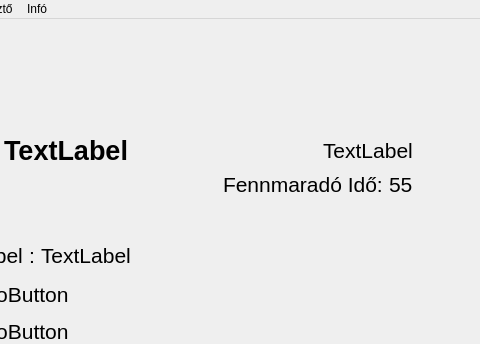
Above: PPKE_ITK_kviz/mainwindow.ui from KriszKaszas/PPKE_ITK_kviz before the change; both pictures show x 135 to 615 and y 0 to 344 of the 615 by 635 pixel window. Below: the same form after it.
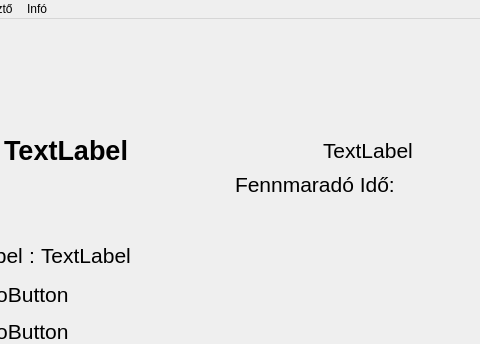
That is the form after the change. The open tabs and pages were chosen to show the change.

Commit message: project completed

What changed in the file:
```diff
--- a/PPKE_ITK_kviz/mainwindow.ui
+++ b/PPKE_ITK_kviz/mainwindow.ui
@@ -699,7 +699,7 @@
                    </font>
                   </property>
                   <property name="text">
-                   <string>55</string>
+                   <string/>
                   </property>
                  </widget>
                 </item>
```
The commit also changes 2 other files.
